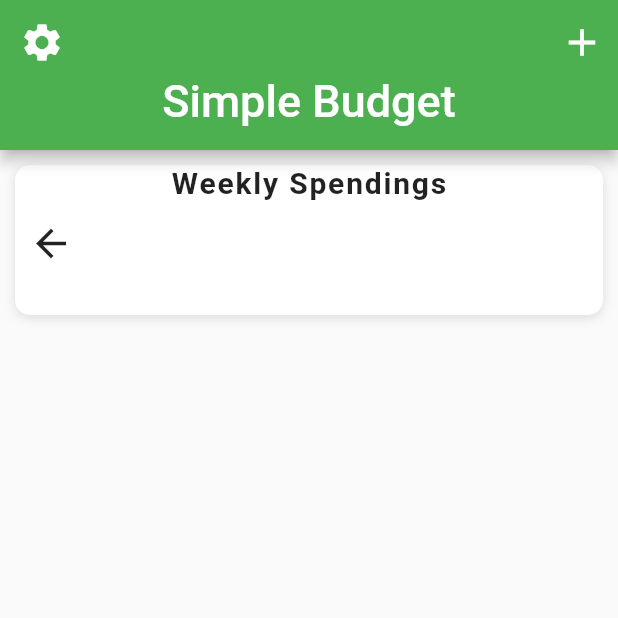
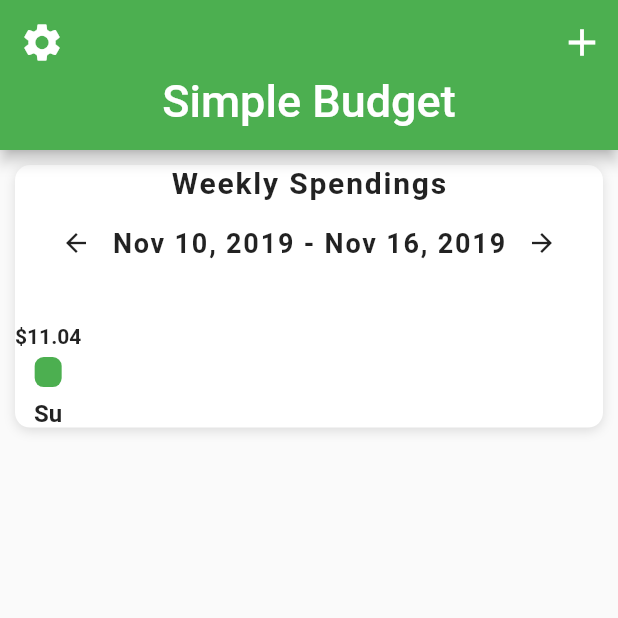
Before and after one commit to PauloSTDev/budget_UI, a Flutter app: the screen it shows after launch, on a phone screen of 412 x 824 dp, the top half of it. Run offline on Flutter 3.47's test engine with Material 2 defaults, Android fonts, the phone set to English and light mode, and no system bars.

Commit message:
Adiciona gráfico de gastos baseado no maior gasto

```diff
--- a/lib/screens/home_screen.dart
+++ b/lib/screens/home_screen.dart
@@ -41,7 +41,6 @@ class _HomeScreenState extends State<HomeScreen> {
               (BuildContext context, int index) {
                 return Container(
                   margin: EdgeInsets.all(10.0),
-                  height: 100.0,
                   decoration: BoxDecoration(
                     color: Colors.white,
                     boxShadow: [
--- a/lib/widgets/bar_chart.dart
+++ b/lib/widgets/bar_chart.dart
@@ -7,6 +7,13 @@ class BarChart extends StatelessWidget {
 
   @override
   Widget build(BuildContext context) {
+    double mostExpensive = 0;
+    expenses.forEach((double price) {
+      if (price > mostExpensive){
+        mostExpensive = price;
+      }
+    });
+
     return Column(
       children: [
         Text(
@@ -19,11 +26,37 @@ class BarChart extends StatelessWidget {
         ),
         SizedBox(height: 5.0),
         Row(
+          mainAxisAlignment: MainAxisAlignment.center,
           children: [
             IconButton(
-                onPressed: (){},
+              onPressed: () {},
               icon: Icon(Icons.arrow_back),
-                iconSize: 30.0,
+              iconSize: 20.0,
+            ),
+            Text(
+              "Nov 10, 2019 - Nov 16, 2019",
+              style: TextStyle(
+                fontSize: 18.0,
+                fontWeight: FontWeight.w600,
+                letterSpacing: 1.2,
+              ),
+            ),
+            IconButton(
+              onPressed: () {},
+              icon: Icon(Icons.arrow_forward),
+              iconSize: 20.0,
+            ),
+          ],
+        ),
+        SizedBox(
+          height: 30.0,
+        ),
+        Row(
+          children: [
+            Bar(
+              label: "Su",
+              amountSpent: expenses[0],
+              mostExpensive: mostExpensive,
             ),
           ],
         ),
@@ -31,3 +64,35 @@ class BarChart extends StatelessWidget {
     );
   }
 }
+
+
+class Bar extends StatelessWidget {
+  final String label;
+  final double amountSpent;
+  final double mostExpensive;
+
+  final double _maxBarHeight = 150.0;
+
+  Bar({this.label, this.amountSpent, this.mostExpensive});
+
+  @override
+  Widget build(BuildContext context) {
+    final barHeight = amountSpent / mostExpensive * _maxBarHeight;
+    return Column(
+      children: [
+        Text("\$${amountSpent.toStringAsFixed(2)}", style: TextStyle(fontWeight: FontWeight.w600),),
+        SizedBox(height: 6.0),
+        Container(
+          height: barHeight,
+          width: 18.0,
+          decoration: BoxDecoration(
+            color: Theme.of(context).primaryColor,
+            borderRadius: BorderRadius.circular(6.0),
+          ),
+        ),
+        SizedBox(height: 8.0),
+        Text(label, style: TextStyle(fontWeight: FontWeight.w600, fontSize: 16.0)),
+      ],
+    );
+  }
+}
```
Lines whose indentation alone changed are shown as unchanged.
